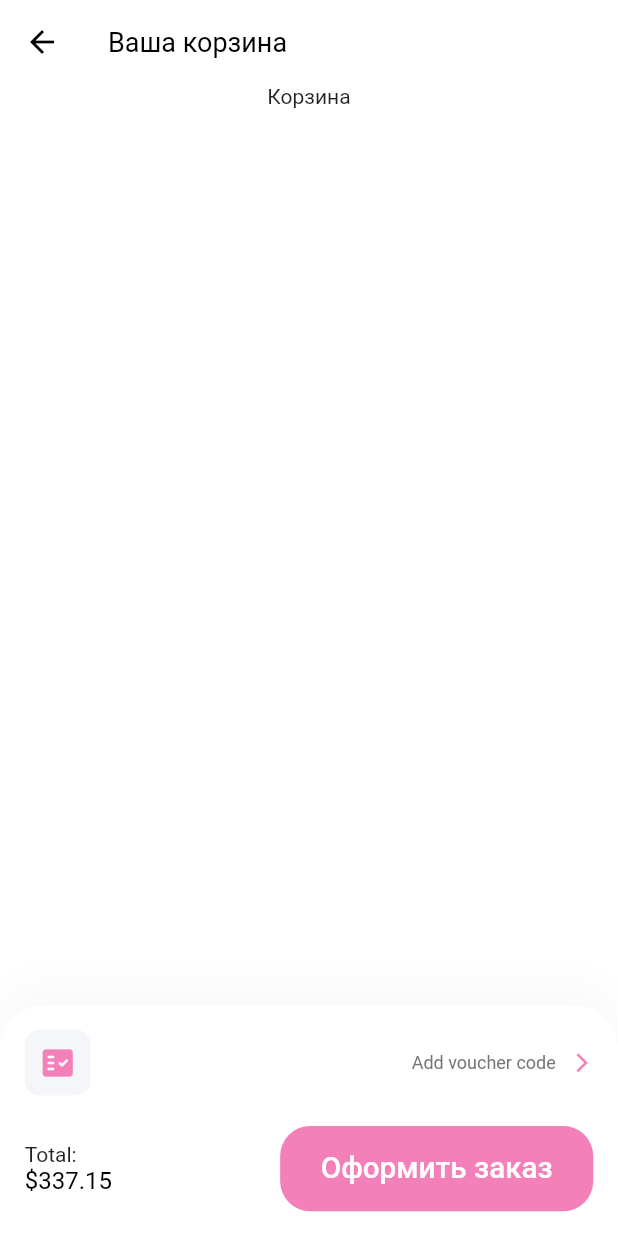
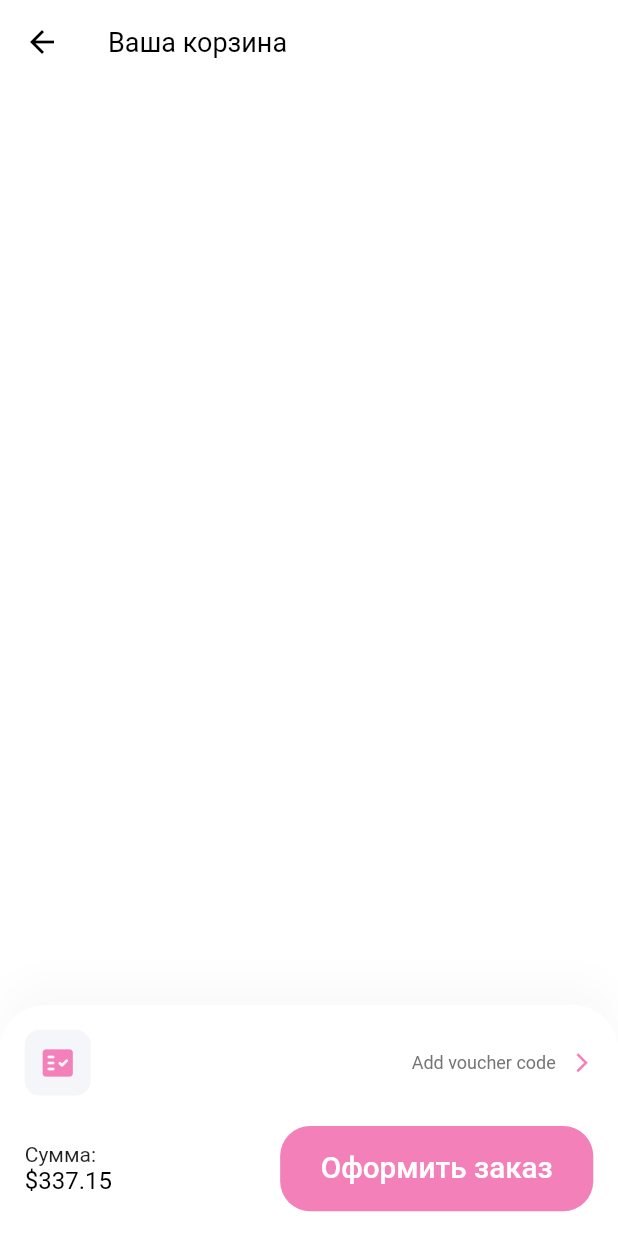
Before and after one commit to MorgueMorg/Flutter-FHome-Inai, a Flutter app: the CartScreen screen opened by its route, on a phone screen of 412 x 824 dp. Run offline on Flutter 3.47's test engine with Material 2 defaults, Android fonts, the phone set to English and light mode, and no system bars; our stand-ins replace bloc, dio, equatable, flutter_bloc, flutter_svg; Roboto replaces fonts that are missing (Muli).

Commit message:
Updated cart :funeral_urn:

```diff
--- a/lib/features/cubit/cartFeature/cart_cubit.dart
+++ b/lib/features/cubit/cartFeature/cart_cubit.dart
@@ -1,5 +1,5 @@
-import 'package:bloc/bloc.dart';
 import 'package:fhome/repositories/models/product_model.dart';
+import 'package:flutter_bloc/flutter_bloc.dart';
 
 class CartCubit extends Cubit<List<Product>> {
   CartCubit() : super([]);
--- a/lib/features/screens/cart/cart_screen.dart
+++ b/lib/features/screens/cart/cart_screen.dart
@@ -7,18 +7,20 @@ import 'package:flutter/material.dart';
 class CartScreen extends StatelessWidget {
   static String routeName = "/cart";
 
+  const CartScreen({super.key});
+
   @override
   Widget build(BuildContext context) {
     return Scaffold(
       appBar: buildAppBar(context),
-      body: Body(),
-      bottomNavigationBar: CheckOurCard(),
+      body: const Body(),
+      bottomNavigationBar: const CheckOurCard(),
     );
   }
 
   AppBar buildAppBar(BuildContext context) {
     return AppBar(
-      title: Column(
+      title: const Column(
         children: [
           Text(
             "Ваша корзина",
@@ -50,15 +52,15 @@ class CheckOurCard extends StatelessWidget {
       // height: 174,
       decoration: BoxDecoration(
         color: Colors.white,
-        borderRadius: BorderRadius.only(
+        borderRadius: const BorderRadius.only(
           topLeft: Radius.circular(30),
           topRight: Radius.circular(30),
         ),
         boxShadow: [
           BoxShadow(
-            offset: Offset(0, -15),
+            offset: const Offset(0, -15),
             blurRadius: 20,
-            color: Color(0xFFDADADA).withOpacity(0.15),
+            color: const Color(0xFFDADADA).withOpacity(0.15),
           ),
         ],
       ),
@@ -73,7 +75,7 @@ class CheckOurCard extends StatelessWidget {
                   height: getProportionateScreenWidth(40),
                   width: getProportionateScreenWidth(40),
                   decoration: BoxDecoration(
-                    color: Color(0xFFF5F6F9),
+                    color: const Color(0xFFF5F6F9),
                     borderRadius: BorderRadius.circular(10),
                   ),
                   child: const Icon(
@@ -84,7 +86,7 @@ class CheckOurCard extends StatelessWidget {
                 const Spacer(),
                 Text(
                   "Add voucher code",
-                  style: Theme.of(context).textTheme.caption,
+                  style: Theme.of(context).textTheme.bodySmall,
                 ),
                 const SizedBox(width: 10),
                 const Icon(
@@ -98,9 +100,9 @@ class CheckOurCard extends StatelessWidget {
             Row(
               mainAxisAlignment: MainAxisAlignment.spaceBetween,
               children: [
-                Text.rich(
+                const Text.rich(
                   TextSpan(
-                    text: "Total:\n",
+                    text: "Сумма:\n",
                     children: [
                       TextSpan(
                         text: "\$337.15",
--- a/lib/features/screens/product_details/components/body.dart
+++ b/lib/features/screens/product_details/components/body.dart
@@ -13,6 +13,7 @@ class ProductDetailsBody extends StatefulWidget {
       : super(key: key);
 
   @override
+  // ignore: library_private_types_in_public_api
   _ProductDetailsBodyState createState() => _ProductDetailsBodyState();
 }
 
@@ -104,7 +105,7 @@ class _ProductDetailsBodyState extends State<ProductDetailsBody> {
                                 press: () {
                                   cartCubit.addProduct(product);
                                   ScaffoldMessenger.of(context).showSnackBar(
-                                    SnackBar(
+                                    const SnackBar(
                                       content:
                                           Text('Продукт добавлен в корзину'),
                                     ),
--- a/lib/repositories/models/cart_model.dart
+++ b/lib/repositories/models/cart_model.dart
@@ -1,7 +1,7 @@
 import 'package:fhome/repositories/models/product_model.dart';
 
 class CartModel {
-  List<Product> _products = [];
+  final List<Product> _products = [];
 
   List<Product> get products => _products;
 
--- a/lib/router/routes.dart
+++ b/lib/router/routes.dart
@@ -28,5 +28,5 @@ final Map<String, WidgetBuilder> routes = {
   CategoryDetails.routeName: (context) => CategoryDetails(
         categoryId: ModalRoute.of(context)?.settings.arguments as int? ?? 0,
       ),
-  CartScreen.routeName: (context) => CartScreen(),
+  CartScreen.routeName: (context) => const CartScreen(),
 };
```
Also changed, not shown: lib/features/cubit/cartFeature/cart_state.dart (added, +17 -0 lines), lib/features/screens/cart/components/body.dart (+26 -4 lines), lib/features/screens/home/components/home_header.dart (+18 -5 lines), lib/features/screens/home/components/icon_btn_with_counter.dart (+7 -7 lines).
